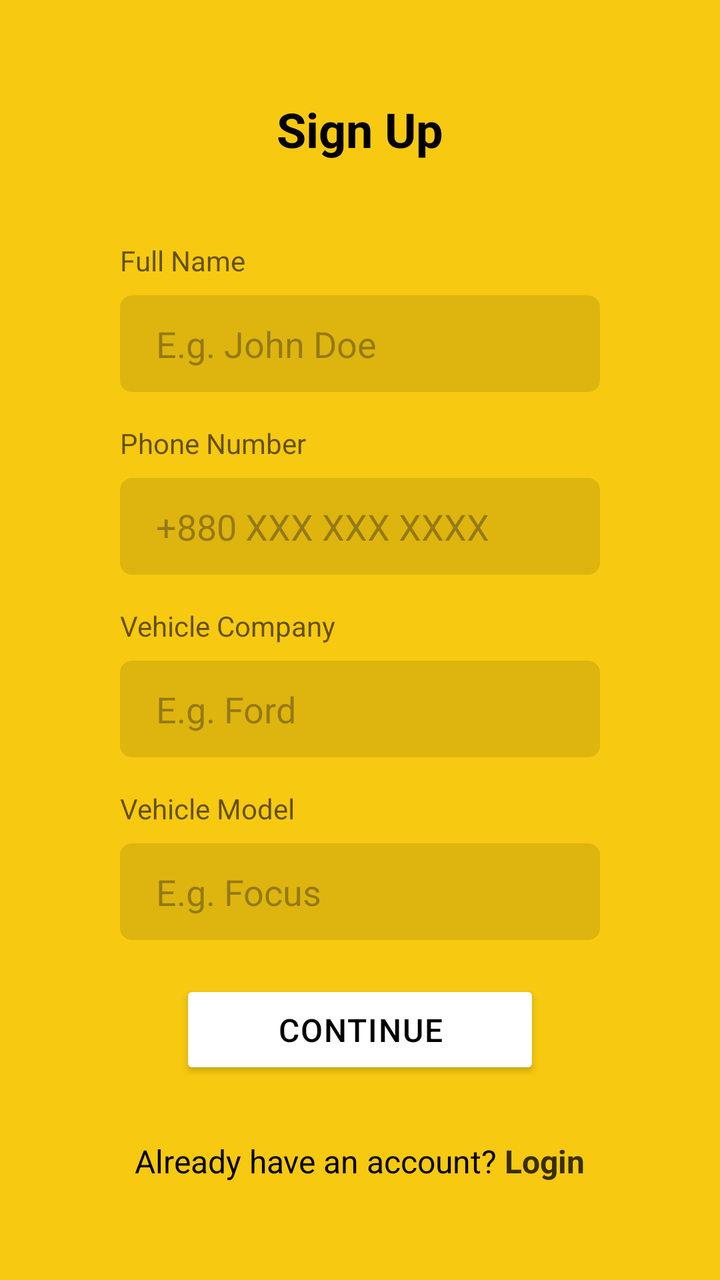
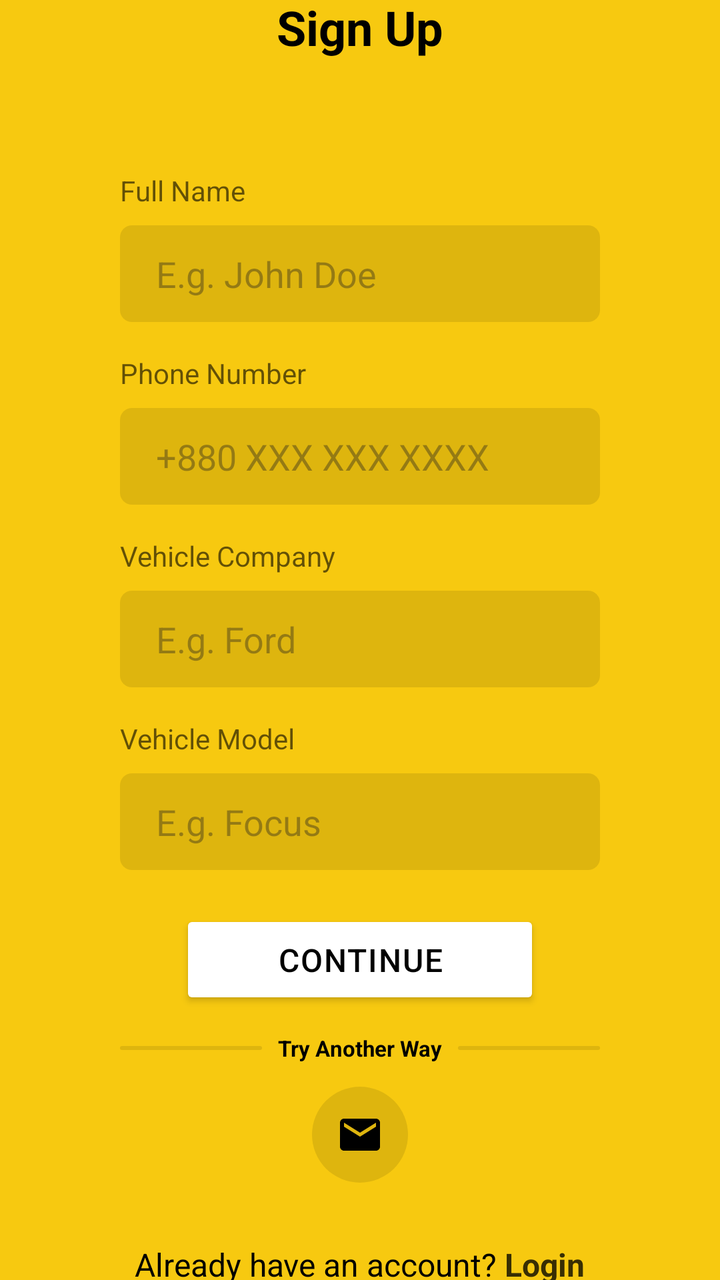

An Android layout rendered at two revisions. The XML below is the earlier revision; the diff shows what the commit changed to produce the second picture.
<!-- AndroidManifest.xml: application theme Theme.BreakdownAssistance -->
<!-- res/layout/fragment_registration.xml -->
<?xml version="1.0" encoding="utf-8"?>
<androidx.core.widget.NestedScrollView xmlns:android="http://schemas.android.com/apk/res/android"
    xmlns:app="http://schemas.android.com/apk/res-auto"
    xmlns:tools="http://schemas.android.com/tools"
    android:id="@+id/frameLayoutRegistration"
    android:layout_width="match_parent"
    android:layout_height="match_parent"
    android:background="@color/yellow"
    android:fillViewport="true"
    tools:context=".ui.fragments.RegistrationFragment">

    <LinearLayout
        android:layout_width="match_parent"
        android:layout_height="match_parent"
        android:layout_gravity="center"
        android:gravity="center"
        android:orientation="vertical"
        android:paddingHorizontal="60dp">

        <TextView
            android:layout_width="wrap_content"
            android:layout_height="wrap_content"
            android:layout_marginBottom="40dp"
            android:text="@string/sign_up"
            android:textColor="@color/black"
            android:textSize="24sp"
            android:textStyle="bold" />

        <TextView
            android:layout_width="wrap_content"
            android:layout_height="wrap_content"
            android:layout_gravity="start"
            android:alpha="0.6"
            android:text="@string/full_name"
            android:textColor="@color/black"
            android:textSize="14sp" />

        <EditText
            android:id="@+id/editTextFullName"
            android:layout_width="match_parent"
            android:layout_height="wrap_content"
            android:layout_marginTop="8dp"
            android:background="@drawable/semi_transparent_black_bg"
            android:hint="@string/full_name_hint"
            android:inputType="textPersonName"
            android:paddingHorizontal="18dp"
            android:paddingVertical="12dp" />

        <TextView
            android:layout_width="wrap_content"
            android:layout_height="wrap_content"
            android:layout_gravity="start"
            android:layout_marginTop="16dp"
            android:alpha="0.6"
            android:text="@string/phone_number"
            android:textColor="@color/black"
            android:textSize="14sp" />

        <EditText
            android:id="@+id/editTextPhoneNumber"
            android:layout_width="match_parent"
            android:layout_height="wrap_content"
            android:layout_marginTop="8dp"
            android:background="@drawable/semi_transparent_black_bg"
            android:hint="@string/phone_number_hint"
            android:inputType="phone"
            android:paddingHorizontal="18dp"
            android:paddingVertical="12dp" />

        <TextView
            android:layout_width="wrap_content"
            android:layout_height="wrap_content"
            android:layout_gravity="start"
            android:layout_marginTop="16dp"
            android:alpha="0.6"
            android:text="@string/vehicle_company"
            android:textColor="@color/black"
            android:textSize="14sp" />

        <EditText
            android:id="@+id/editTextVehicleCompany"
            android:layout_width="match_parent"
            android:layout_height="wrap_content"
            android:layout_marginTop="8dp"
            android:background="@drawable/semi_transparent_black_bg"
            android:hint="@string/vehicle_company_hint"
            android:inputType="text"
            android:paddingHorizontal="18dp"
            android:paddingVertical="12dp" />

        <TextView
            android:layout_width="wrap_content"
            android:layout_height="wrap_content"
            android:layout_gravity="start"
            android:layout_marginTop="16dp"
            android:alpha="0.6"
            android:text="@string/vehicle_model"
            android:textColor="@color/black"
            android:textSize="14sp" />

        <EditText
            android:id="@+id/editTextVehicleModel"
            android:layout_width="match_parent"
            android:layout_height="wrap_content"
            android:layout_marginTop="8dp"
            android:background="@drawable/semi_transparent_black_bg"
            android:hint="@string/vehicle_model_hint"
            android:inputType="text"
            android:paddingHorizontal="18dp"
            android:paddingVertical="12dp" />

        <Button
            android:id="@+id/btnContinue"
            android:layout_width="180dp"
            android:layout_height="wrap_content"
            android:layout_marginTop="20dp"
            android:backgroundTint="@color/white"
            android:letterSpacing="0.04"
            android:paddingVertical="14dp"
            android:text="@string/continue_btn"
            android:textColor="@color/black"
            android:textSize="16sp"
            app:cornerRadius="6dp" />

        <LinearLayout
            android:layout_width="wrap_content"
            android:layout_height="wrap_content"
            android:layout_marginTop="30dp"
            android:orientation="horizontal">

            <TextView
                android:layout_width="wrap_content"
                android:layout_height="wrap_content"
                android:text="@string/already_have_an_account"
                android:textColor="@color/black"
                android:textSize="16sp" />

            <TextView
                android:layout_width="wrap_content"
                android:layout_height="wrap_content"
                android:text=" "
                android:textColor="@color/black"
                android:textSize="16sp" />

            <TextView
                android:id="@+id/textViewLogin"
                android:layout_width="wrap_content"
                android:layout_height="wrap_content"
                android:text="@string/login"
                android:textColor="#FF382E03"
                android:textSize="16sp"
                android:textStyle="bold" />

        </LinearLayout>
    </LinearLayout>
</androidx.core.widget.NestedScrollView>
<!-- resources referenced by this layout -->
<resources>
  <color name="black">#FF000000</color>
  <color name="white">#FFFFFFFF</color>
  <color name="yellow">#FFF7C910</color>
  <string name="continue_btn">CONTINUE</string>
  <string name="full_name">Full Name</string>
  <string name="full_name_hint">E.g. John Doe</string>
  <string name="login">Login</string>
  <string name="phone_number">Phone Number</string>
  <string name="sign_up">Sign Up</string>
  <string name="vehicle_company_hint">E.g. Ford</string>
  <string name="vehicle_model">Vehicle Model</string>
  <string name="vehicle_model_hint">E.g. Focus</string>
  <color name="transparent">#00000000</color>
  <color name="md_theme_primary">#415F91</color>
  <color name="md_theme_onPrimary">#FFFFFF</color>
  <color name="md_theme_primaryContainer">#D6E3FF</color>
  <color name="md_theme_secondary">#565F71</color>
  <color name="md_theme_onSecondary">#FFFFFF</color>
  <color name="md_theme_tertiary">#705575</color>
  <color name="md_theme_onTertiary">#FFFFFF</color>
  <color name="md_theme_error">#BA1A1A</color>
  <color name="md_theme_onError">#FFFFFF</color>
  <color name="md_theme_errorContainer">#FFDAD6</color>
  <color name="md_theme_onErrorContainer">#410002</color>
  <color name="md_theme_background">#F9F9FF</color>
  <color name="md_theme_onBackground">#191C20</color>
  <color name="md_theme_surface">#F9F9FF</color>
  <color name="md_theme_onSurface">#191C20</color>
  <color name="md_theme_surfaceVariant">#E0E2EC</color>
  <color name="md_theme_onSurfaceVariant">#44474E</color>
  <color name="md_theme_outline">#74777F</color>
  <color name="md_theme_outlineVariant">#C4C6D0</color>
  <color name="md_theme_inverseSurface">#2E3036</color>
  <color name="md_theme_inverseOnSurface">#F0F0F7</color>
  <color name="md_theme_inversePrimary">#AAC7FF</color>
  <color name="md_theme_primaryFixed">#D6E3FF</color>
  <color name="md_theme_onPrimaryFixed">#001B3E</color>
  <color name="md_theme_primaryFixedDim">#AAC7FF</color>
  <color name="md_theme_secondaryFixed">#DAE2F9</color>
  <color name="md_theme_onSecondaryFixed">#131C2B</color>
  <color name="md_theme_tertiaryFixed">#FAD8FD</color>
  <color name="md_theme_onTertiaryFixed">#28132E</color>
  <color name="md_theme_tertiaryFixedDim">#DDBCE0</color>
  <color name="md_theme_surfaceDim">#D9D9E0</color>
  <color name="md_theme_surfaceBright">#F9F9FF</color>
  <color name="md_theme_surfaceContainer">#EDEDF4</color>
  <!-- unchanged entries left out for length: 19 -->
</resources>

<!-- the commit's change to res/layout/fragment_registration.xml (unified diff, before → after) -->
@@ -13,6 +13,7 @@
         android:layout_width="match_parent"
         android:layout_height="match_parent"
         android:layout_gravity="center"
+        android:animateLayoutChanges="true"
         android:gravity="center"
         android:orientation="vertical"
         android:paddingHorizontal="60dp">
@@ -20,16 +21,25 @@
         <TextView
             android:layout_width="wrap_content"
             android:layout_height="wrap_content"
-            android:layout_marginBottom="40dp"
             android:text="@string/sign_up"
             android:textColor="@color/black"
             android:textSize="24sp"
             android:textStyle="bold" />
 
+        <ProgressBar
+            android:id="@+id/progressBar"
+            style="?android:attr/progressBarStyleHorizontal"
+            android:layout_width="match_parent"
+            android:layout_height="wrap_content"
+            android:indeterminateOnly="true"
+            android:indeterminateTint="@color/black"
+            android:visibility="invisible" />
+
         <TextView
             android:layout_width="wrap_content"
             android:layout_height="wrap_content"
             android:layout_gravity="start"
+            android:layout_marginTop="40dp"
             android:alpha="0.6"
             android:text="@string/full_name"
             android:textColor="@color/black"
@@ -40,32 +50,122 @@
             android:layout_width="match_parent"
             android:layout_height="wrap_content"
             android:layout_marginTop="8dp"
+            android:autofillHints="name"
             android:background="@drawable/semi_transparent_black_bg"
             android:hint="@string/full_name_hint"
             android:inputType="textPersonName"
             android:paddingHorizontal="18dp"
             android:paddingVertical="12dp" />
 
-        <TextView
-            android:layout_width="wrap_content"
-            android:layout_height="wrap_content"
-            android:layout_gravity="start"
-            android:layout_marginTop="16dp"
-            android:alpha="0.6"
-            android:text="@string/phone_number"
-            android:textColor="@color/black"
-            android:textSize="14sp" />
-
-        <EditText
-            android:id="@+id/editTextPhoneNumber"
-            android:layout_width="match_parent"
-            android:layout_height="wrap_content"
-            android:layout_marginTop="8dp"
-            android:background="@drawable/semi_transparent_black_bg"
-            android:hint="@string/phone_number_hint"
-            android:inputType="phone"
-            android:paddingHorizontal="18dp"
-            android:paddingVertical="12dp" />
+        <LinearLayout
+            android:id="@+id/linearLayoutPhone"
+            android:layout_width="match_parent"
+            android:layout_height="wrap_content"
+            android:gravity="center"
+            android:orientation="vertical">
+
+            <TextView
+                android:layout_width="wrap_content"
+                android:layout_height="wrap_content"
+                android:layout_gravity="start"
+                android:layout_marginTop="16dp"
+                android:alpha="0.6"
+                android:text="@string/phone_number"
+                android:textColor="@color/black"
+                android:textSize="14sp" />
+
+            <EditText
+                android:id="@+id/editTextPhoneNumber"
+                android:layout_width="match_parent"
+                android:layout_height="wrap_content"
+                android:layout_marginTop="8dp"
+                android:autofillHints="phone"
+                android:background="@drawable/semi_transparent_black_bg"
+                android:hint="@string/phone_number_hint"
+                android:inputType="phone"
+                android:paddingHorizontal="18dp"
+                android:paddingVertical="12dp" />
+
+        </LinearLayout>
+
+        <LinearLayout
+            android:id="@+id/linearLayoutEmail"
+            android:layout_width="match_parent"
+            android:layout_height="wrap_content"
+            android:gravity="center"
+            android:orientation="vertical"
+            android:visibility="gone">
+
+            <TextView
+                android:layout_width="wrap_content"
+                android:layout_height="wrap_content"
+                android:layout_gravity="start"
+                android:layout_marginTop="16dp"
+                android:alpha="0.6"
+                android:text="@string/email_address"
+                android:textColor="@color/black"
+                android:textSize="14sp" />
+
+            <EditText
+                android:id="@+id/editTextEmailAddress"
+                android:layout_width="match_parent"
+                android:layout_height="wrap_content"
+                android:layout_marginTop="8dp"
+                android:autofillHints="emailAddress"
+                android:background="@drawable/semi_transparent_black_bg"
+                android:hint="johndoe@gmail.com"
+                android:inputType="textEmailAddress"
+                android:paddingHorizontal="18dp"
+                android:paddingVertical="12dp"
+                tools:ignore="HardcodedText" />
+
+            <TextView
+                android:layout_width="wrap_content"
+                android:layout_height="wrap_content"
+                android:layout_gravity="start"
+                android:layout_marginTop="16dp"
+                android:alpha="0.6"
+                android:text="@string/password"
+                android:textColor="@color/black"
+                android:textSize="14sp" />
+
+            <EditText
+                android:id="@+id/editTextPassword"
+                android:layout_width="match_parent"
+                android:layout_height="wrap_content"
+                android:layout_marginTop="8dp"
+                android:autofillHints="password"
+                android:background="@drawable/semi_transparent_black_bg"
+                android:hint="********"
+                android:inputType="textPassword"
+                android:paddingHorizontal="18dp"
+                android:paddingVertical="12dp"
+                tools:ignore="HardcodedText" />
+
+            <TextView
+                android:layout_width="wrap_content"
+                android:layout_height="wrap_content"
+                android:layout_gravity="start"
+                android:layout_marginTop="16dp"
+                android:alpha="0.6"
+                android:text="@string/repeat_password"
+                android:textColor="@color/black"
+                android:textSize="14sp" />
+
+            <EditText
+                android:id="@+id/editTextRepeatPassword"
+                android:layout_width="match_parent"
+                android:layout_height="wrap_content"
+                android:layout_marginTop="8dp"
+                android:autofillHints="password"
+                android:background="@drawable/semi_transparent_black_bg"
+                android:hint="********"
+                android:inputType="textPassword"
+                android:paddingHorizontal="18dp"
+                android:paddingVertical="12dp"
+                tools:ignore="HardcodedText" />
+
+        </LinearLayout>
 
         <TextView
             android:layout_width="wrap_content"
@@ -84,6 +184,7 @@
             android:layout_marginTop="8dp"
             android:background="@drawable/semi_transparent_black_bg"
             android:hint="@string/vehicle_company_hint"
+            android:importantForAutofill="no"
             android:inputType="text"
             android:paddingHorizontal="18dp"
             android:paddingVertical="12dp" />
@@ -105,6 +206,7 @@
             android:layout_marginTop="8dp"
             android:background="@drawable/semi_transparent_black_bg"
             android:hint="@string/vehicle_model_hint"
+            android:importantForAutofill="no"
             android:inputType="text"
             android:paddingHorizontal="18dp"
             android:paddingVertical="12dp" />
@@ -123,6 +225,57 @@
             app:cornerRadius="6dp" />
 
         <LinearLayout
+            android:layout_width="match_parent"
+            android:layout_height="wrap_content"
+            android:layout_marginTop="12dp"
+            android:gravity="center"
+            android:orientation="horizontal">
+
+            <View
+                android:layout_width="0dp"
+                android:layout_height="2dp"
+                android:layout_weight="1"
+                android:background="@drawable/semi_transparent_black_bg" />
+
+            <TextView
+                android:layout_width="wrap_content"
+                android:layout_height="wrap_content"
+                android:layout_marginHorizontal="8dp"
+                android:text="@string/try_another_way"
+                android:textColor="@color/black"
+                android:textSize="11sp"
+                android:textStyle="bold" />
+
+            <View
+                android:layout_width="0dp"
+                android:layout_height="2dp"
+                android:layout_weight="1"
+                android:background="@drawable/semi_transparent_black_bg" />
+
+        </LinearLayout>
+
+        <ImageView
+            android:id="@+id/imageViewEmail"
+            android:layout_width="48dp"
+            android:layout_height="48dp"
+            android:layout_marginTop="12dp"
+            android:background="@drawable/semi_transparent_circle"
+            android:importantForAccessibility="no"
+            android:padding="12dp"
+            android:src="@drawable/ic_email" />
+
+        <ImageView
+            android:id="@+id/imageViewPhone"
+            android:layout_width="48dp"
+            android:layout_height="48dp"
+            android:layout_marginTop="12dp"
+            android:background="@drawable/semi_transparent_circle"
+            android:importantForAccessibility="no"
+            android:padding="12dp"
+            android:src="@drawable/ic_phone"
+            android:visibility="gone" />
+
+        <LinearLayout
             android:layout_width="wrap_content"
             android:layout_height="wrap_content"
             android:layout_marginTop="30dp"
<!-- resource entries referenced after the edit -->
@@ -3,12 +3,48 @@
   <color name="black">#FF000000</color>
   <color name="white">#FFFFFFFF</color>
   <color name="yellow">#FFF7C910</color>
+  <!-- drawable ic_email (drawable) -->
+  <vector xmlns:android="http://schemas.android.com/apk/res/android"
+      android:width="24dp"
+      android:height="24dp"
+      android:tint="#000000"
+      android:viewportWidth="24"
+      android:viewportHeight="24">
+  
+      <path
+          android:fillColor="@android:color/white"
+          android:pathData="M20,4L4,4c-1.1,0 -1.99,0.9 -1.99,2L2,18c0,1.1 0.9,2 2,2h16c1.1,0 2,-0.9 2,-2L22,6c0,-1.1 -0.9,-2 -2,-2zM20,8l-8,5 -8,-5L4,6l8,5 8,-5v2z" />
+  
+  </vector>
+  <!-- drawable ic_phone (drawable) -->
+  <vector xmlns:android="http://schemas.android.com/apk/res/android"
+      android:width="24dp"
+      android:height="24dp"
+      android:tint="#000000"
+      android:viewportWidth="24"
+      android:viewportHeight="24">
+  
+      <path
+          android:fillColor="@android:color/white"
+          android:pathData="M6.62,10.79c1.44,2.83 3.76,5.14 6.59,6.59l2.2,-2.2c0.27,-0.27 0.67,-0.36 1.02,-0.24 1.12,0.37 2.33,0.57 3.57,0.57 0.55,0 1,0.45 1,1V20c0,0.55 -0.45,1 -1,1 -9.39,0 -17,-7.61 -17,-17 0,-0.55 0.45,-1 1,-1h3.5c0.55,0 1,0.45 1,1 0,1.25 0.2,2.45 0.57,3.57 0.11,0.35 0.03,0.74 -0.25,1.02l-2.2,2.2z" />
+  
+  </vector>
+  <!-- drawable semi_transparent_circle (drawable) -->
+  <?xml version="1.0" encoding="utf-8"?>
+  <shape xmlns:android="http://schemas.android.com/apk/res/android"
+      android:shape="oval">
+      <solid android:color="#1A000000" />
+  </shape>
   <string name="continue_btn">CONTINUE</string>
+  <string name="email_address">Email Address</string>
   <string name="full_name">Full Name</string>
   <string name="full_name_hint">E.g. John Doe</string>
   <string name="login">Login</string>
+  <string name="password">Password</string>
   <string name="phone_number">Phone Number</string>
+  <string name="repeat_password">Repeat Password</string>
   <string name="sign_up">Sign Up</string>
+  <string name="try_another_way">Try Another Way</string>
   <string name="vehicle_company_hint">E.g. Ford</string>
   <string name="vehicle_model">Vehicle Model</string>
   <string name="vehicle_model_hint">E.g. Focus</string>
